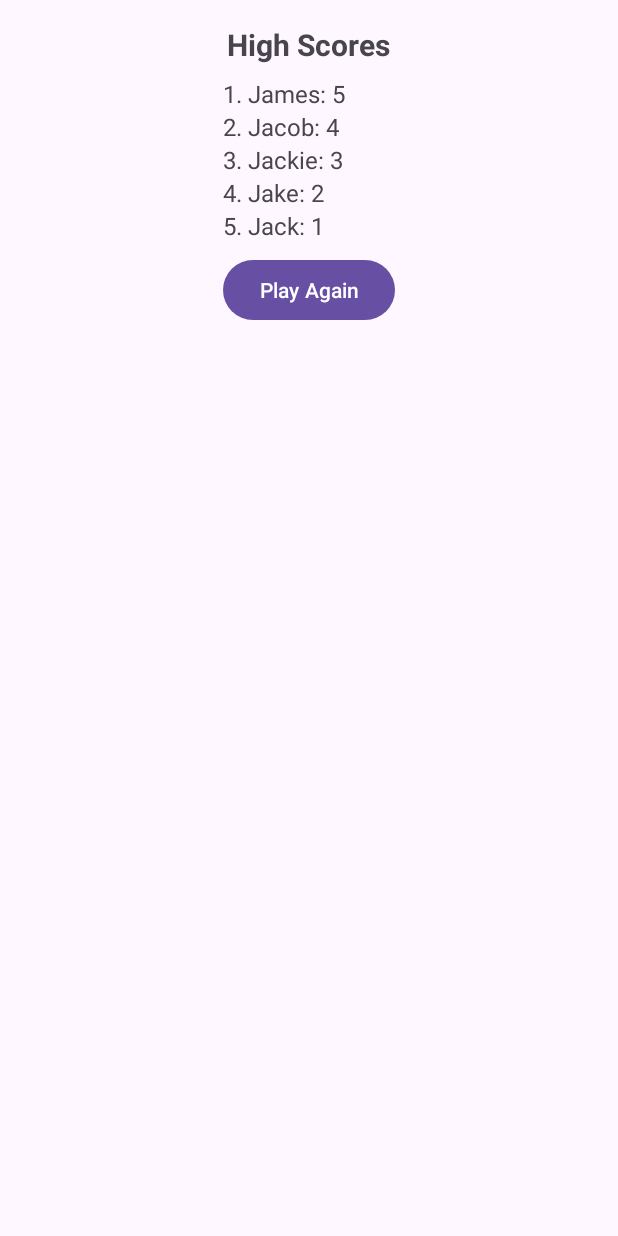
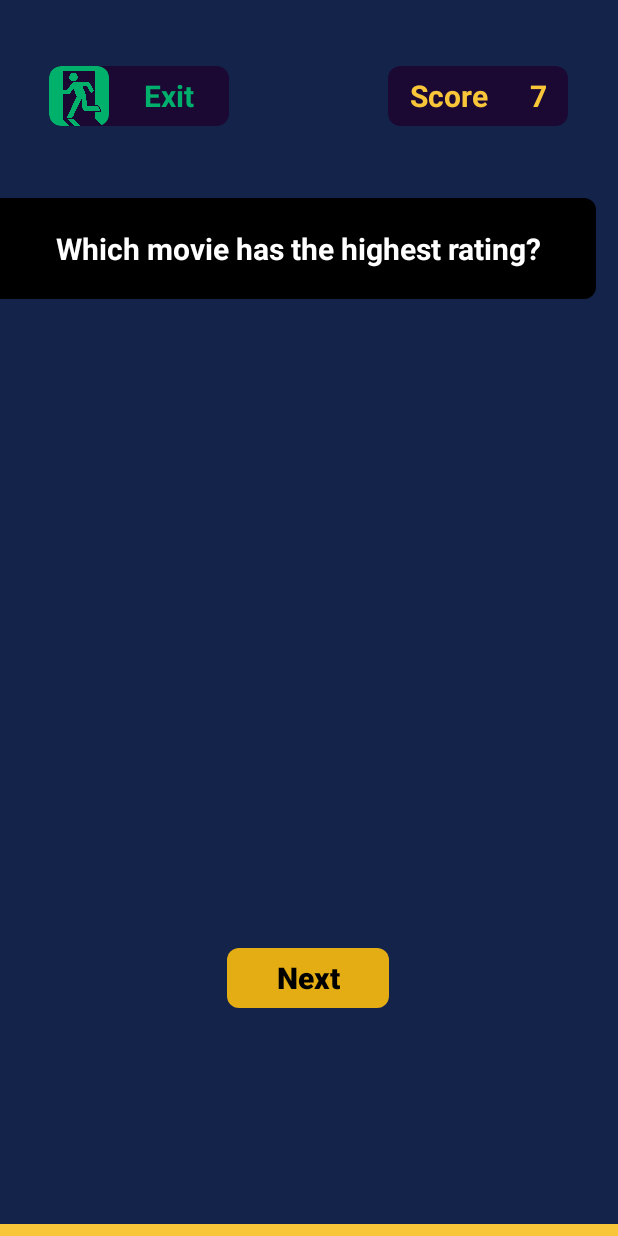
Before and after one commit to LQ471/RatingGuessr, an Android app: the screen it shows after launch (GameActivity), after a tap on "Play", on a phone screen of 412 x 824 dp. Run offline under Robolectric (Android 15) with nearby library versions, the phone set to English and light mode, and no system bars.

Commit message:
Main game page styling

```diff
--- a/app/src/main/java/com/example/ratingguessr/GameActivity.kt
+++ b/app/src/main/java/com/example/ratingguessr/GameActivity.kt
@@ -13,8 +13,15 @@ class GameActivity : AppCompatActivity() {
 
         val fragment = HighScoreListFragment()
 
+        /** supportFragmentManager.beginTransaction()
+            .replace(R.id.main_fragment, fragment)
+            .addToBackStack(null)
+            .commit() **/
+
+        val gameFragment = GameFragment()
+
         supportFragmentManager.beginTransaction()
-            .replace(R.id.main_fragment, fragment)
+            .replace(R.id.main_fragment, gameFragment)
             .addToBackStack(null)
             .commit()
     }
--- /dev/null
+++ b/app/src/main/java/com/example/ratingguessr/GameFragment.kt
@@ -0,0 +1,59 @@
+package com.example.ratingguessr
+
+import android.os.Bundle
+import androidx.fragment.app.Fragment
+import android.view.LayoutInflater
+import android.view.View
+import android.view.ViewGroup
+
+// TODO: Rename parameter arguments, choose names that match
+// the fragment initialization parameters, e.g. ARG_ITEM_NUMBER
+private const val ARG_PARAM1 = "param1"
+private const val ARG_PARAM2 = "param2"
+
+/**
+ * A simple [Fragment] subclass.
+ * Use the [GameFragment.newInstance] factory method to
+ * create an instance of this fragment.
+ */
+class GameFragment : Fragment() {
+    // TODO: Rename and change types of parameters
+    private var param1: String? = null
+    private var param2: String? = null
+
+    override fun onCreate(savedInstanceState: Bundle?) {
+        super.onCreate(savedInstanceState)
+        arguments?.let {
+            param1 = it.getString(ARG_PARAM1)
+            param2 = it.getString(ARG_PARAM2)
+        }
+    }
+
+    override fun onCreateView(
+        inflater: LayoutInflater, container: ViewGroup?,
+        savedInstanceState: Bundle?
+    ): View? {
+        // Inflate the layout for this fragment
+        return inflater.inflate(R.layout.fragment_game, container, false)
+    }
+
+    companion object {
+        /**
+         * Use this factory method to create a new instance of
+         * this fragment using the provided parameters.
+         *
+         * @param param1 Parameter 1.
+         * @param param2 Parameter 2.
+         * @return A new instance of fragment GameFragment.
+         */
+        // TODO: Rename and change types and number of parameters
+        @JvmStatic
+        fun newInstance(param1: String, param2: String) =
+            GameFragment().apply {
+                arguments = Bundle().apply {
+                    putString(ARG_PARAM1, param1)
+                    putString(ARG_PARAM2, param2)
+                }
+            }
+    }
+}
--- /dev/null
+++ b/app/src/main/res/drawable/right_rounded_background.xml
@@ -0,0 +1,7 @@
+<?xml version="1.0" encoding="utf-8"?>
+<shape xmlns:android="http://schemas.android.com/apk/res/android">
+    <solid android:color="@color/black" /> <!-- Set the color of the background -->
+    <corners
+        android:topRightRadius="8dp"
+        android:bottomRightRadius="8dp" /> <!-- Set the radius only on the right side -->
+</shape>
--- /dev/null
+++ b/app/src/main/res/drawable/rounded_button_background.xml
@@ -0,0 +1,5 @@
+<shape xmlns:android="http://schemas.android.com/apk/res/android"
+    android:shape="rectangle">
+    <solid android:color="@color/RatingGuessr_Purple" />
+    <corners android:radius="8dp" />
+</shape>
--- /dev/null
+++ b/app/src/main/res/drawable/rounded_button_background_yellow.xml
@@ -0,0 +1,5 @@
+<shape xmlns:android="http://schemas.android.com/apk/res/android"
+    android:shape="rectangle">
+    <solid android:color="@color/RatingGuessr_ButtonYellow" />
+    <corners android:radius="8dp" />
+</shape>
--- /dev/null
+++ b/app/src/main/res/layout-land/fragment_game.xml
@@ -0,0 +1,6 @@
+<?xml version="1.0" encoding="utf-8"?>
+<androidx.constraintlayout.widget.ConstraintLayout xmlns:android="http://schemas.android.com/apk/res/android"
+    android:layout_width="match_parent"
+    android:layout_height="match_parent">
+
+</androidx.constraintlayout.widget.ConstraintLayout>
--- /dev/null
+++ b/app/src/main/res/layout/fragment_game.xml
@@ -0,0 +1,138 @@
+<?xml version="1.0" encoding="utf-8"?>
+<androidx.constraintlayout.widget.ConstraintLayout xmlns:android="http://schemas.android.com/apk/res/android"
+    xmlns:app="http://schemas.android.com/apk/res-auto"
+    xmlns:tools="http://schemas.android.com/tools"
+    android:layout_width="match_parent"
+    android:layout_height="match_parent"
+    android:background="#14234A"
+    tools:context=".GameFragment">
+
+    <LinearLayout
+        android:id="@+id/linearLayout"
+        android:layout_width="120dp"
+        android:layout_height="wrap_content"
+        android:layout_marginTop="44dp"
+        android:background="@drawable/rounded_button_background"
+        android:baselineAligned="false"
+        android:clipToOutline="true"
+        android:gravity="center"
+        android:orientation="horizontal"
+        app:layout_constraintEnd_toEndOf="parent"
+        app:layout_constraintHorizontal_bias="0.113"
+        app:layout_constraintStart_toStartOf="parent"
+        app:layout_constraintTop_toTopOf="parent">
+
+        <ImageView
+            android:id="@+id/imageView"
+            android:layout_width="40dp"
+            android:layout_height="40dp"
+            android:background="@drawable/rounded_button_background"
+            android:clipToOutline="true"
+            android:src="@drawable/exit" />
+
+        <TextView
+            android:id="@+id/exitText"
+            android:layout_width="wrap_content"
+            android:layout_height="wrap_content"
+            android:layout_weight="1"
+            android:gravity="center"
+            android:text="Exit"
+            android:textColor="@color/RatingGuessr_Green"
+            android:textSize="20sp"
+            android:textStyle="bold" />
+
+    </LinearLayout>
+
+    <LinearLayout
+        android:id="@+id/linearLayout2"
+        android:layout_width="120dp"
+        android:layout_height="40dp"
+        android:layout_marginTop="44dp"
+        android:background="@drawable/rounded_button_background"
+        android:baselineAligned="false"
+        android:clipToOutline="true"
+        android:gravity="center"
+        android:orientation="horizontal"
+        app:layout_constraintEnd_toEndOf="parent"
+        app:layout_constraintHorizontal_bias="0.76"
+        app:layout_constraintRight_toLeftOf="parent"
+        app:layout_constraintStart_toEndOf="@+id/linearLayout"
+        app:layout_constraintTop_toTopOf="parent">
+
+        <TextView
+            android:layout_width="wrap_content"
+            android:layout_height="wrap_content"
+            android:layout_weight="1"
+            android:gravity="center"
+            android:text="Score"
+            android:textColor="@color/RatingGuessr_Yellow"
+            android:textSize="20sp"
+            android:textStyle="bold" />
+
+        <TextView
+            android:id="@+id/scoreNumber"
+            android:layout_width="wrap_content"
+            android:layout_height="wrap_content"
+            android:layout_weight="1"
+            android:gravity="center"
+            android:text="7"
+            android:textColor="@color/RatingGuessr_Yellow"
+            android:textSize="20sp"
+            android:textStyle="bold" />
+
+    </LinearLayout>
+
+    <TextView
+        android:id="@+id/textView"
+        android:layout_width="397dp"
+        android:layout_height="67dp"
+        android:layout_marginTop="48dp"
+        android:background="@drawable/right_rounded_background"
+        android:gravity="center"
+        android:padding="20dp"
+        android:text="Which movie has the highest rating?"
+        android:textColor="@color/white"
+        android:textSize="20sp"
+        android:textStyle="bold"
+        app:layout_constraintStart_toStartOf="parent"
+        app:layout_constraintTop_toBottomOf="@+id/linearLayout" />
+
+
+    <Button
+        android:id="@+id/button8"
+        android:layout_width="108dp"
+        android:layout_height="40dp"
+        android:layout_marginBottom="144dp"
+        android:background="@drawable/rounded_button_background_yellow"
+        android:paddingStart="30dp"
+        android:paddingTop="0dp"
+        android:paddingEnd="30dp"
+        android:paddingBottom="0dp"
+        android:text="Next"
+        android:textColor="@color/black"
+        android:textSize="20sp"
+        android:textStyle="bold"
+        app:layout_constraintBottom_toTopOf="@+id/timeBarContainer"
+        app:layout_constraintEnd_toEndOf="parent"
+        app:layout_constraintHorizontal_bias="0.498"
+        app:layout_constraintStart_toStartOf="parent" />
+
+    <FrameLayout
+        android:id="@+id/timeBarContainer"
+        android:layout_width="0dp"
+        android:layout_height="8dp"
+        android:background="@color/black"
+        app:layout_constraintBottom_toBottomOf="parent"
+        app:layout_constraintEnd_toEndOf="parent"
+        app:layout_constraintStart_toStartOf="parent">
+
+        <View
+            android:id="@+id/timeBar"
+            android:layout_width="match_parent"
+            android:layout_height="match_parent"
+            android:background="@color/RatingGuessr_Yellow" /> <!-- this is the shrinking bar -->
+
+    </FrameLayout>
+
+
+</androidx.constraintlayout.widget.ConstraintLayout>
--- a/app/src/main/res/layout/gamemain.xml
+++ b/app/src/main/res/layout/gamemain.xml
@@ -7,6 +7,6 @@
     <FrameLayout
         android:id="@+id/main_fragment"
         android:layout_width="match_parent"
-        android:layout_height="wrap_content"/>
+        android:layout_height="match_parent"/>
 
 </LinearLayout>
--- a/app/src/main/res/values/colors.xml
+++ b/app/src/main/res/values/colors.xml
@@ -7,4 +7,8 @@
     <color name="teal_700">#FF018786</color>
     <color name="black">#FF000000</color>
     <color name="white">#FFFFFFFF</color>
+    <color name="RatingGuessr_Green">#00AF6B</color>
+    <color name="RatingGuessr_Purple">#1B0934</color>
+    <color name="RatingGuessr_Yellow">#F9C63A</color>
+    <color name="RatingGuessr_ButtonYellow">#E5AD14</color>
 </resources>
--- a/app/src/main/res/values/themes.xml
+++ b/app/src/main/res/values/themes.xml
@@ -1,8 +1,8 @@
 <resources xmlns:tools="http://schemas.android.com/tools">
     <!-- Base application theme. -->
     <style name="Base.Theme.RatingGuessr" parent="Theme.Material3.DayNight.NoActionBar">
-        <!-- Customize your light theme here. -->
-        <!-- <item name="colorPrimary">@color/my_light_primary</item> -->
+        <item name="colorPrimary">@color/RatingGuessr_ButtonYellow</item>
+        <item name="colorAccent">@color/RatingGuessr_Purple</item>
     </style>
 
     <style name="Theme.RatingGuessr" parent="Base.Theme.RatingGuessr" />
--- a/gradle/libs.versions.toml
+++ b/gradle/libs.versions.toml
@@ -1,5 +1,5 @@
 [versions]
-agp = "8.8.0"
+agp = "8.9.0"
 kotlin = "1.9.24"
 coreKtx = "1.15.0"
 junit = "4.13.2"
```
Also changed, not shown: app/src/main/res/drawable/exit.png (added), gradle/wrapper/gradle-wrapper.properties.
